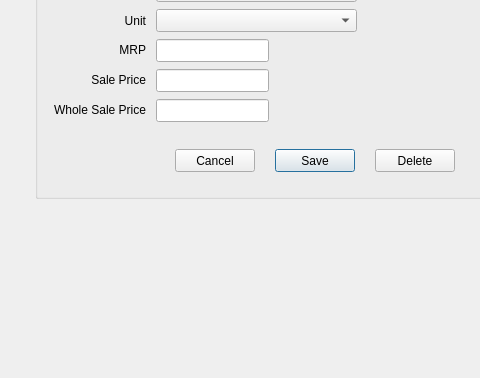
This is src/productform.ui in thamizha/angadi as Qt 5 draws it before an edit; both pictures show x 0 to 480 and y 301 to 679 of the 670 by 679 pixel window. The edited form follows.
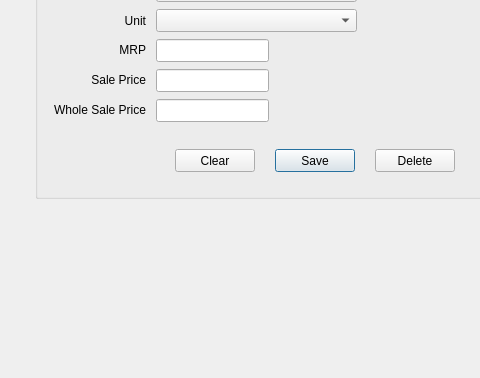
This is the edited form.

Commit message: Category form save problem solved

Diff of the .ui file:
```diff
--- a/src/productform.ui
+++ b/src/productform.ui
@@ -305,7 +305,7 @@
            </rect>
           </property>
           <property name="text">
-           <string>Cancel</string>
+           <string>Clear</string>
           </property>
          </widget>
          <widget class="QLineEdit" name="lineEditSalePrice">
```
The commit also changes 6 other files.
